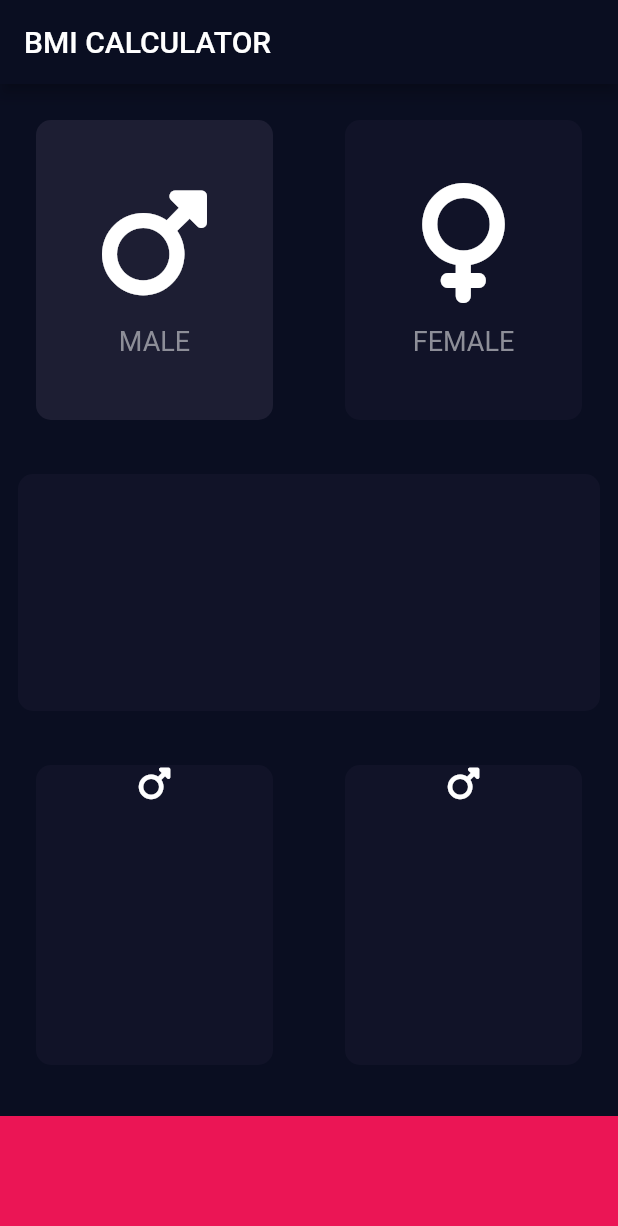
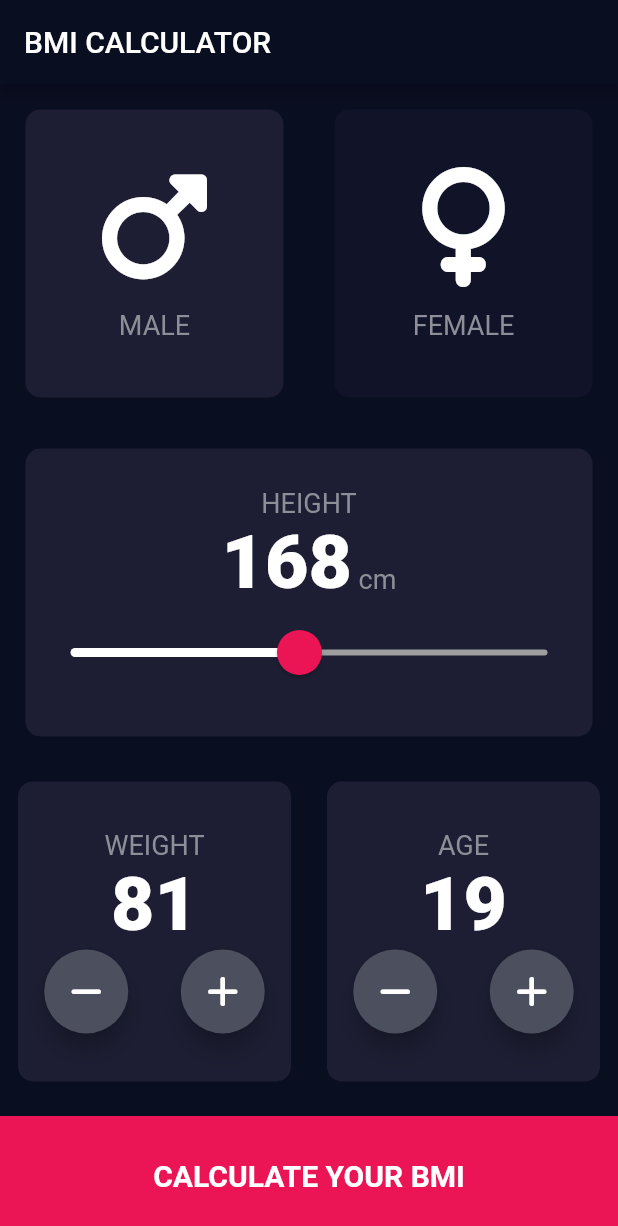
Before and after one commit to MatheusEli/bmi_calculator_flutter, a Flutter app: the screen it shows after launch, on a phone screen of 412 x 824 dp. Shown: the top 1226 px of the screen. Run offline on Flutter 3.47's test engine with Material 2 defaults, Android fonts, the phone set to English and light mode, and no system bars; our stand-ins replace font_awesome_flutter.

Commit message:
Weight and Age Cards

```diff
--- /dev/null
+++ b/lib/constants.dart
@@ -0,0 +1,12 @@
+import 'dart:ui';
+import 'package:flutter/cupertino.dart';
+
+const kLabelTextStyle = TextStyle(fontSize: 18.0, color: Color(0xFF8D8E98));
+
+const kNumberTextStyle = TextStyle(fontSize: 50.0, fontWeight: FontWeight.w900);
+
+const kBottomContainerHeight = 80.0;
+const kActiveCardColor = Color(0xFF1D1E33);
+const kInactiveCardColor = Color(0xFF111328);
+const kReusableCardColor = 0xFF1D1E33;
+const kBottomContainerColor = 0xFFEB1555;
--- a/lib/icon-content.dart
+++ b/lib/icon-content.dart
@@ -1,9 +1,5 @@
 import 'package:flutter/cupertino.dart';
-
-const textStyle = TextStyle(
-  fontSize: 18.0,
-  color: Color(0xFF8D8E98),
-);
+import 'constants.dart';
 
 class iconContent extends StatelessWidget {
   iconContent({required this.icon, required this.text});
@@ -24,7 +20,7 @@ class iconContent extends StatelessWidget {
         const SizedBox(
           height: 15.0,
         ),
-        Text(text, style: textStyle),
+        Text(text, style: kLabelTextStyle),
       ],
     );
   }
--- a/lib/input_page.dart
+++ b/lib/input_page.dart
@@ -3,12 +3,7 @@ import 'package:flutter/material.dart';
 import 'package:font_awesome_flutter/font_awesome_flutter.dart';
 
 import 'icon-content.dart';
-
-const bottomContainerHeight = 80.0;
-const activeCardColor = Color(0xFF1D1E33);
-const inactiveCardColor = Color(0xFF111328);
-const reusableCardColor = 0xFF1D1E33;
-const bottomContainerColor = 0xFFEB1555;
+import 'constants.dart';
 
 enum GenderType { male, female }
 
@@ -21,6 +16,9 @@ class InputPage extends StatefulWidget {
 
 class _InputPageState extends State<InputPage> {
   GenderType genderSelected = GenderType.male;
+  int height = 168;
+  int weight = 81;
+  int age = 19;
 
   @override
   Widget build(BuildContext context) {
@@ -29,16 +27,18 @@ class _InputPageState extends State<InputPage> {
         title: const Text('BMI CALCULATOR'),
       ),
       body: Column(
+        crossAxisAlignment: CrossAxisAlignment.stretch,
         children: [
-          Row(
+          Expanded(
+            child: Row(
               children: [
                 Expanded(
                   child: Padding(
-                  padding: const EdgeInsets.all(12.0),
+                    padding: const EdgeInsets.all(5.0),
                     child: ReusableCard(
                       color: genderSelected == GenderType.male
-                        ? activeCardColor
-                        : inactiveCardColor,
+                          ? kActiveCardColor
+                          : kInactiveCardColor,
                       cardChild: iconContent(
                         icon: FontAwesomeIcons.mars,
                         text: 'MALE',
@@ -53,11 +53,11 @@ class _InputPageState extends State<InputPage> {
                 ),
                 Expanded(
                   child: Padding(
-                  padding: const EdgeInsets.all(12.0),
+                    padding: const EdgeInsets.all(5.0),
                     child: ReusableCard(
                       color: genderSelected == GenderType.female
-                        ? activeCardColor
-                        : inactiveCardColor,
+                          ? kActiveCardColor
+                          : kInactiveCardColor,
                       cardChild: iconContent(
                         icon: FontAwesomeIcons.venus,
                         text: 'FEMALE',
@@ -72,62 +72,167 @@ class _InputPageState extends State<InputPage> {
                 ),
               ],
             ),
+          ),
           Expanded(
             child: Padding(
-              padding: const EdgeInsets.all(12.0),
-              child: Container(
-                height: 20.0,
-                decoration: BoxDecoration(
-                  color: inactiveCardColor,
-                  borderRadius: BorderRadius.circular(10.0),
-                ),
-              ),
-            ),
+                padding: const EdgeInsets.all(5.0),
+                child: ReusableCard(
+                  color: kActiveCardColor,
+                  cardChild: Column(
+                    mainAxisAlignment: MainAxisAlignment.center,
+                    children: [
+                      const Text(
+                        'HEIGHT',
+                        style: kLabelTextStyle,
                       ),
                       Row(
+                        textBaseline: TextBaseline.alphabetic,
+                        mainAxisAlignment: MainAxisAlignment.center,
+                        crossAxisAlignment: CrossAxisAlignment.baseline,
                         children: [
-              Expanded(
-                child: Padding(
-                  padding: const EdgeInsets.all(12.0),
-                  child: ReusableCard(
-                    color: inactiveCardColor,
-                    cardChild: Column(
-                      children: const [Icon(FontAwesomeIcons.mars)],
+                          Text(height.toString(), style: kNumberTextStyle),
+                          const Text(' cm', style: kLabelTextStyle)
+                        ],
                       ),
-                    onPress: () {
+                      SliderTheme(
+                        data: SliderTheme.of(context).copyWith(
+                            activeTrackColor: Colors.white,
+                            overlayColor: const Color(0x29EB1555),
+                            thumbShape: const RoundSliderThumbShape(
+                                enabledThumbRadius: 15.0),
+                            overlayShape: const RoundSliderOverlayShape(
+                                overlayRadius: 30.0),
+                            thumbColor: const Color(0xFFEB1555)),
+                        child: Slider(
+                          value: height.toDouble(),
+                          min: 120.0,
+                          max: 220.0,
+                          inactiveColor: Colors.grey,
+                          onChanged: (newValue) {
                             setState(() {
-                        genderSelected = GenderType.female;
+                              height = newValue.toInt();
                             });
                           },
                         ),
+                      )
+                    ],
+                  ),
+                  onPress: () {},
+                )),
+          ),
+          Expanded(
+            child: Row(
+              children: [
+                Expanded(
+                  child: ReusableCard(
+                    color: kActiveCardColor,
+                    cardChild: Column(
+                      mainAxisAlignment: MainAxisAlignment.center,
+                      children: [
+                        const Text(
+                          'WEIGHT',
+                          style: kLabelTextStyle,
+                        ),
+                        Text(
+                          weight.toString(),
+                          style: kNumberTextStyle,
+                        ),
+                        Row(
+                          mainAxisAlignment: MainAxisAlignment.spaceAround,
+                          children: [
+                            RoundIconButton(FontAwesomeIcons.minus, () {
+                              setState(() {
+                                weight--;
+                              });
+                            }),
+                            RoundIconButton(FontAwesomeIcons.plus, () {
+                              setState(() {
+                                weight++;
+                              });
+                            })
+                          ],
+                        ),
+                      ],
+                    ),
+                    onPress: () {},
                   ),
                 ),
                 Expanded(
-                child: Padding(
-                  padding: const EdgeInsets.all(12.0),
                   child: ReusableCard(
-                    color: inactiveCardColor,
+                    color: kActiveCardColor,
                     cardChild: Column(
-                      children: const [Icon(FontAwesomeIcons.mars)],
+                      mainAxisAlignment: MainAxisAlignment.center,
+                      children: [
+                        const Text(
+                          'AGE',
+                          style: kLabelTextStyle,
                         ),
-                    onPress: () {
+                        Text(
+                          age.toString(),
+                          style: kNumberTextStyle,
+                        ),
+                        Row(
+                            mainAxisAlignment: MainAxisAlignment.spaceAround,
+                            children: [
+                              RoundIconButton(FontAwesomeIcons.minus, () {
                                 setState(() {
-                        genderSelected = GenderType.female;
+                                  age--;
                                 });
-                    },
+                              }),
+                              RoundIconButton(FontAwesomeIcons.plus, () {
+                                setState(() {
+                                  age++;
+                                });
+                              }),
+                            ]),
+                      ],
+                    ),
+                    onPress: () {},
+                  ),
+                )
+              ],
             ),
           ),
-              ),
-            ],
-          ),
           Container(
-            color: const Color(bottomContainerColor),
+            color: const Color(kBottomContainerColor),
             margin: const EdgeInsets.only(top: 10.0),
             width: double.infinity,
-            height: bottomContainerHeight,
+            height: kBottomContainerHeight,
+            child: const Center(
+              child: Text(
+                'CALCULATE YOUR BMI',
+                style: TextStyle(
+                    color: Colors.white,
+                    fontSize: 20.0,
+                    fontWeight: FontWeight.w600),
+              ),
+            ),
           )
         ],
       ),
     );
   }
 }
+
+class RoundIconButton extends StatelessWidget {
+  const RoundIconButton(this.icon, this.onPressed);
+
+  final IconData icon;
+  final Function onPressed;
+  @override
+  Widget build(BuildContext context) {
+    return RawMaterialButton(
+      onPressed: () {
+        onPressed();
+      },
+      elevation: 6.0,
+      constraints: const BoxConstraints.tightFor(height: 56.0, width: 56.0),
+      shape: const CircleBorder(),
+      fillColor: const Color(0xFF4C4F5E),
+      child: Icon(
+        icon,
+        color: Colors.white,
+      ),
+    );
+  }
+}
```
Lines whose indentation alone changed are shown as unchanged.
